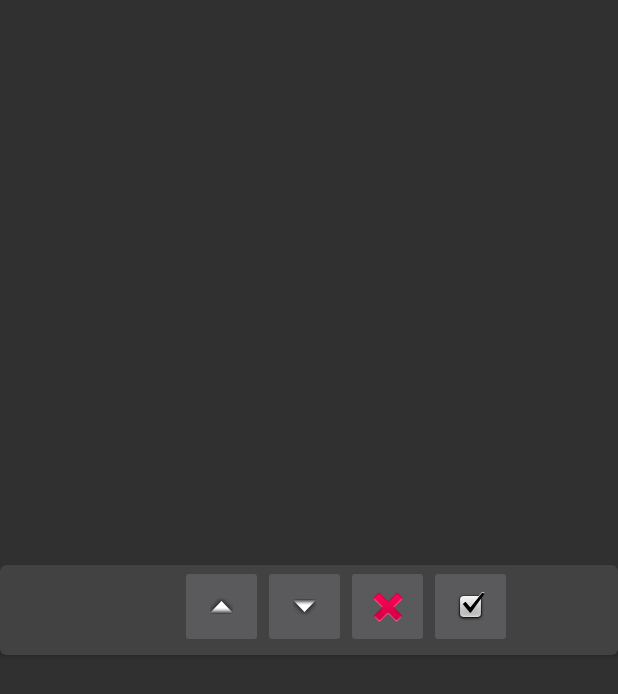
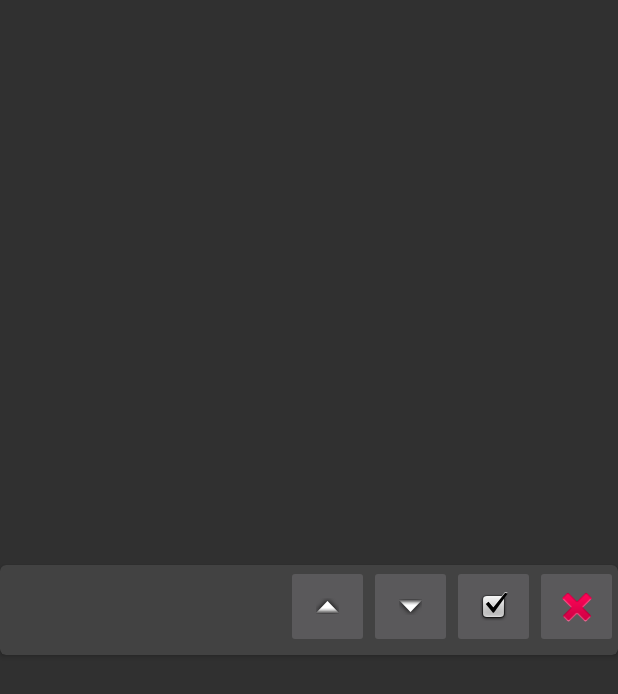
Before and after one commit to JKorang/StoreGPS, an Android app: the layout fragment_item.xml on its own in the app's theme, with its tools: preview values and no code run, on a phone screen of 412 x 824 dp. Shown: the top 694 px of the screen. Run offline under Robolectric (Android 15) with nearby library versions, the phone set to English and light mode, and no system bars.

Commit message:
Individual Item GUI Changes Adjusted layout of GUI elements, added in line for location.

```diff
--- a/app/src/main/java/com/rowansenior/storegps/DialogChooseList.java
+++ b/app/src/main/java/com/rowansenior/storegps/DialogChooseList.java
@@ -27,9 +27,6 @@ import java.util.List;
  */
 public class DialogChooseList extends DialogFragment implements View.OnClickListener {
     Context mContext;
-    Button cancel;
-    Button accept;
-    EditText listName;
     ArrayList<String> listOfNames;
 
     public DialogChooseList() {
@@ -62,7 +59,6 @@ public class DialogChooseList extends DialogFragment implements View.OnClickList
         }
     }
 
-
     public void onClick(View v) {
         switch (v.getId()) {
             case R.id.btn_accept:
--- a/app/src/main/res/layout/fragment_item.xml
+++ b/app/src/main/res/layout/fragment_item.xml
@@ -17,8 +17,8 @@
     <GridLayout
         android:layout_height="match_parent"
         android:layout_width="match_parent"
-        android:rowCount="2"
-        android:columnCount="9"
+        android:rowCount="5"
+        android:columnCount="16"
         android:id="@+id/itemGridLayout"
         android:alignmentMode="alignBounds">
 
@@ -30,17 +30,6 @@
             android:layout_row="0"
             android:layout_column="0"/>
 
-        <ImageButton
-            android:layout_width="55dp"
-            android:layout_height="55dp"
-            android:text="Add Item"
-            android:id="@+id/incQuantity"
-            android:contentDescription=""
-            android:layout_row="0"
-            android:layout_columnSpan="2"
-            android:layout_rowSpan="2"
-            android:src="@android:drawable/arrow_up_float" />
-
         <TextView
             android:id="@+id/QuantityText"
             android:layout_width="120dp"
@@ -49,6 +38,25 @@
             android:layout_row="1"
             android:layout_column="0"/>
 
+        <TextView
+            android:id="@+id/locationText"
+            android:layout_width="120dp"
+            android:textColor="@android:color/black"
+            android:paddingLeft="5dp"
+            android:layout_row="2"
+            android:layout_column="0"/>
+
+        <ImageButton
+            android:layout_width="55dp"
+            android:layout_height="55dp"
+            android:text="Add Item"
+            android:id="@+id/incQuantity"
+            android:contentDescription=""
+            android:layout_row="0"
+            android:layout_rowSpan="2"
+            android:src="@android:drawable/arrow_up_float"
+            android:layout_column="12" />
+
         <ImageButton
             android:layout_width="55dp"
             android:layout_height="55dp"
@@ -56,9 +64,20 @@
             android:id="@+id/decQuantity"
             android:contentDescription=""
             android:layout_row="0"
-            android:layout_columnSpan="2"
             android:layout_rowSpan="2"
-            android:src="@android:drawable/arrow_down_float" />
+            android:src="@android:drawable/arrow_down_float"
+            android:layout_column="13" />
+
+        <ImageButton
+            android:layout_width="55dp"
+            android:layout_height="55dp"
+            android:text="Add Item"
+            android:id="@+id/foundItem"
+            android:contentDescription=""
+            android:layout_row="0"
+            android:layout_rowSpan="2"
+            android:src="@android:drawable/checkbox_on_background"
+            android:layout_column="14" />
 
         <ImageButton
             android:layout_width="55dp"
@@ -67,20 +86,9 @@
             android:id="@+id/deleteItem"
             android:contentDescription=""
             android:layout_row="0"
-            android:layout_columnSpan="2"
             android:layout_rowSpan="2"
-            android:src="@android:drawable/ic_delete" />
-
-        <ImageButton
-            android:layout_width="55dp"
-            android:layout_height="55dp"
-            android:text="Add Item"
-            android:id="@+id/foundItem"
-            android:contentDescription=""
-            android:layout_row="0"
-            android:layout_columnSpan="2"
-            android:layout_rowSpan="2"
-            android:src="@android:drawable/checkbox_on_background" />
+            android:src="@android:drawable/ic_delete"
+            android:layout_column="15" />
 
     </GridLayout>
 
```
